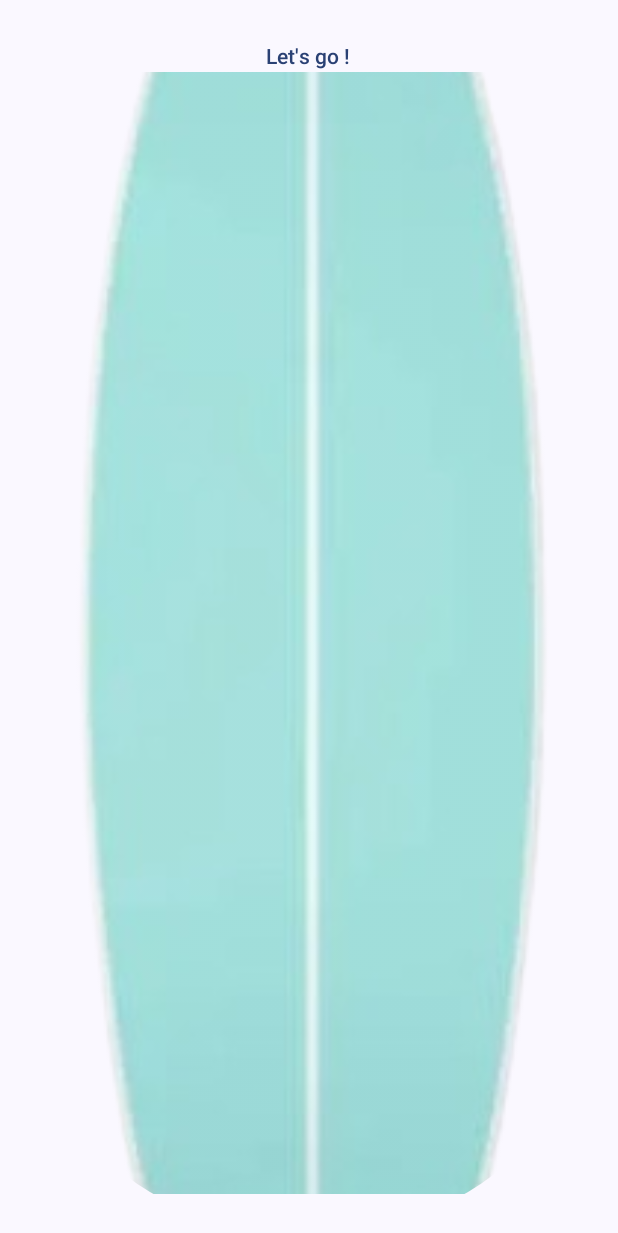
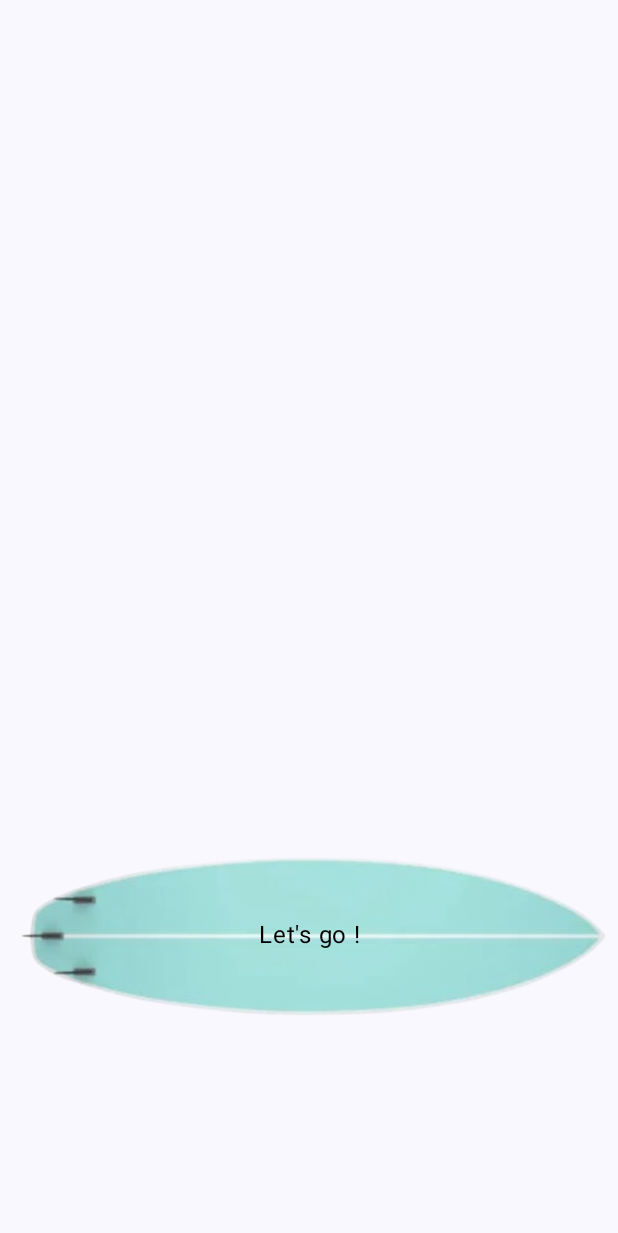
Before and after one commit to adatechschool/projet-collectif-mobile-front-surf-chill, an Android app built with Jetpack Compose: the composable NavigateButton shown on its own in the app's theme, on a phone screen of 412 x 824 dp. Shown: the top 1233 px of the screen. Run offline under Robolectric (Android 15) with nearby library versions, the phone set to English and light mode, and no system bars.

Commit message:
Let's go ! Center Bottom

```diff
--- a/app/src/main/java/com/example/surfchill/MainActivity.kt
+++ b/app/src/main/java/com/example/surfchill/MainActivity.kt
@@ -16,24 +16,35 @@ import androidx.compose.ui.res.painterResource
 import androidx.compose.ui.tooling.preview.Preview
 import com.example.surfchill.ui.theme.SurfChillTheme
 import androidx.compose.foundation.Image
+import androidx.compose.foundation.clickable
 import androidx.compose.foundation.layout.Arrangement
 import androidx.compose.foundation.layout.Box
+import androidx.compose.foundation.layout.BoxWithConstraints
 import androidx.compose.foundation.layout.Column
+import androidx.compose.foundation.layout.ExperimentalLayoutApi
+import androidx.compose.foundation.layout.FlowColumn
+import androidx.compose.foundation.layout.Row
 import androidx.compose.foundation.layout.Spacer
 import androidx.compose.foundation.layout.fillMaxHeight
 import androidx.compose.foundation.layout.fillMaxWidth
 import androidx.compose.foundation.layout.height
 import androidx.compose.foundation.layout.padding
+import androidx.compose.foundation.layout.width
+import androidx.compose.foundation.layout.wrapContentSize
 import androidx.compose.material3.Button
 import androidx.compose.material3.ButtonDefaults
 import androidx.compose.material3.Icon
 import androidx.compose.material3.TextButton
 import androidx.compose.ui.Alignment
+import androidx.compose.ui.draw.rotate
+import androidx.compose.ui.graphics.Color
 import androidx.compose.ui.layout.ContentScale
+import androidx.compose.ui.platform.LocalContext
 import androidx.compose.ui.res.stringResource
 import androidx.compose.ui.text.style.TextAlign
 import androidx.compose.ui.unit.dp
 import androidx.compose.ui.unit.sp
+import androidx.compose.ui.zIndex
 
 class MainActivity : ComponentActivity() {
     override fun onCreate(savedInstanceState: Bundle?) {
@@ -49,17 +60,6 @@ class MainActivity : ComponentActivity() {
                     TitleApp(stringResource(id = R.string.app_name))
                 }
             }
-            /* Column(
-                horizontalAlignment = Alignment.CenterHorizontally,
-                modifier = Modifier
-                    .fillMaxWidth()
-                    .fillMaxHeight()
-                    .padding(20.dp)) {
-                Button(onClick = {
-                    Toast.makeText(applicationContext, "You clicked the Button.", Toast.LENGTH_LONG).show()
-                }) {
-                    Text("Submit Request")
-                } */
         }
     }
 }
@@ -94,36 +94,53 @@ fun TitleApp(message: String, modifier: Modifier = Modifier) {
                 .padding(bottom = 16.dp)
         )}
 
+@OptIn(ExperimentalLayoutApi::class)
 @Composable
 fun NavigateButton(onClick: () -> Unit, modifier: Modifier) {
-    TextButton(onClick = {
+    val context = LocalContext.current
+    Column(
+        modifier = Modifier
+            .fillMaxSize(),
+        verticalArrangement = Arrangement.Bottom,
+        horizontalAlignment = Alignment.CenterHorizontally
+    ) {
+        Box(
+            modifier = Modifier
+                .clickable(onClick = {
+                    Toast.makeText(context, "You clicked me!", Toast.LENGTH_SHORT).show()
+                })
+        ) {
+            Image(
+                painter = painterResource(id = R.drawable.bouton),
+                modifier = Modifier
+                    .align(Alignment.Center)
+                    .zIndex(1F)
+                    .rotate(90F),
+                contentDescription = null,
+                contentScale = ContentScale.FillWidth,
+                alpha = 0.9F,
+            )
+            Text(
+                text = "Let's go !",
+                color = Color.Black,
+                modifier = Modifier
+                    .align(Alignment.Center)
+                    .zIndex(2F)
+            )
 
-    }) {
-        Column(
-            horizontalAlignment = Alignment.CenterHorizontally,
-            modifier = Modifier
-                .fillMaxWidth()
-                .fillMaxHeight()
-                .padding(20.dp)) {
-            Text("Let's go !")
-            Image(
-                painter = painterResource(id= R.drawable.bouton),
-                contentDescription = null,
-                modifier = Modifier
-                    .fillMaxWidth()
-                    .fillMaxHeight(),
-                contentScale = ContentScale.Crop,
-                alpha = 0.9F
-        )
+        }
     }
-}}
+}
 
 @Preview(showBackground = true, showSystemUi = true)
 @Composable
 fun GreetingPreview() {
+    val context = LocalContext.current
     SurfChillTheme {
         HomeScreen()
         TitleApp(stringResource(id = R.string.app_name))
-        NavigateButton(onClick = { /*TODO*/ }, modifier = Modifier)
+        NavigateButton(onClick = {
+            Toast.makeText(context, "You clicked me!", Toast.LENGTH_SHORT).show()
+        }, modifier = Modifier)
     }
 }
```
